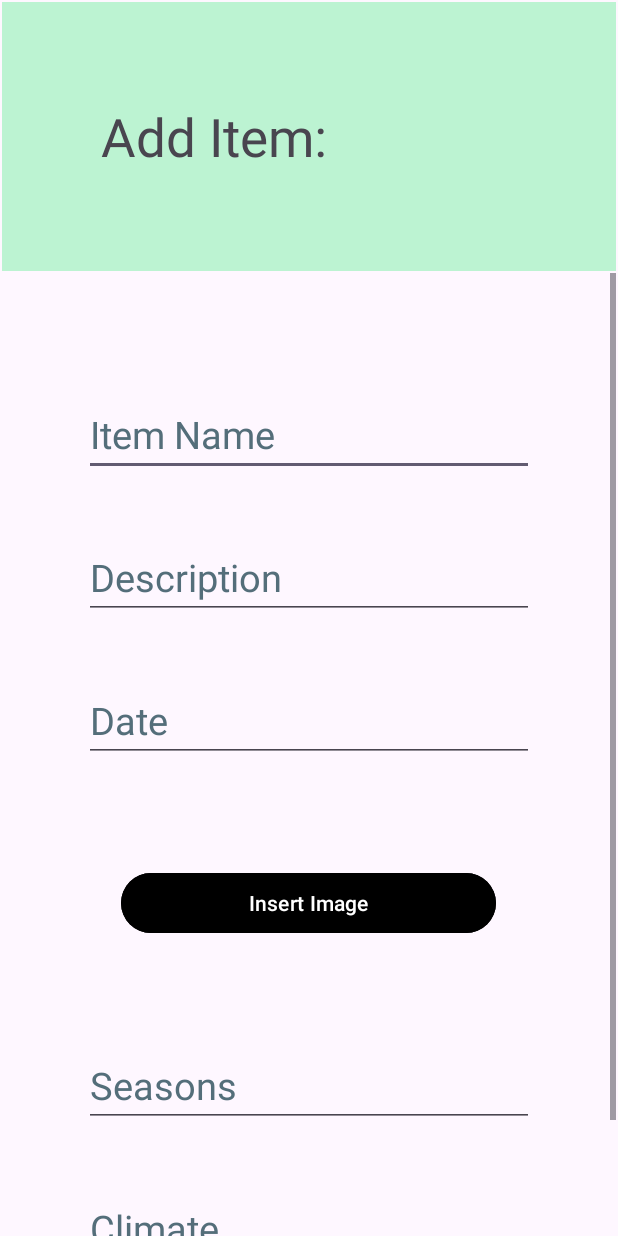
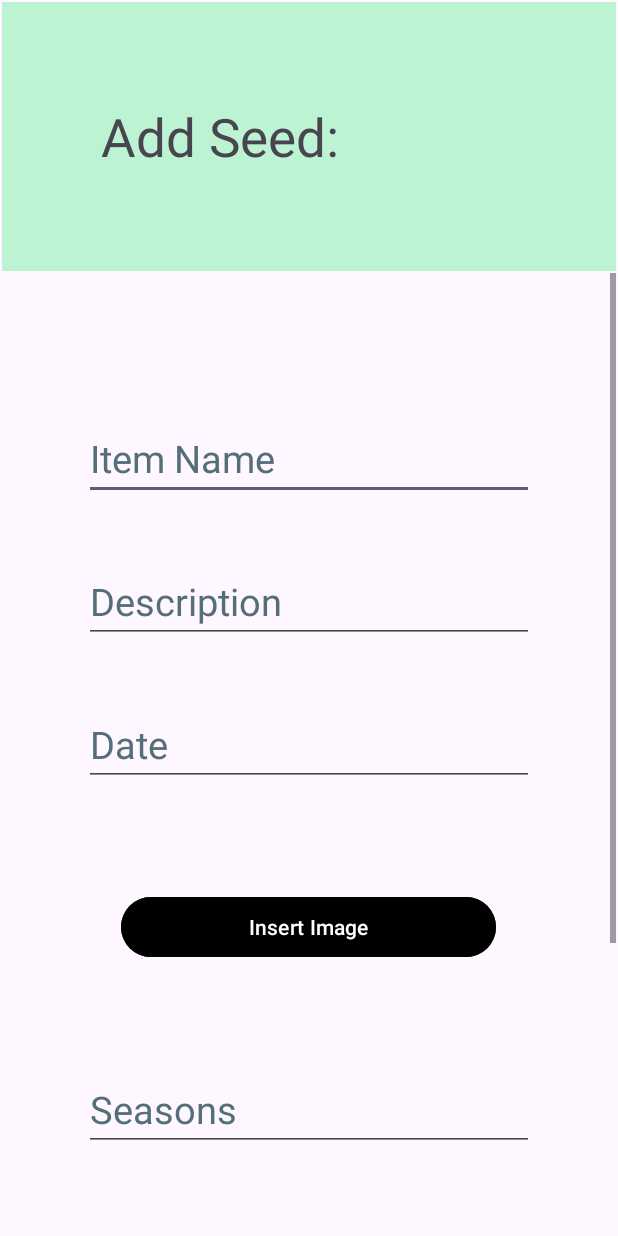
Before and after one commit to SassyTheSasquatch42069/SeedSavvy1, an Android app: the layout add_item.xml on its own in the app's theme, with its tools: preview values and no code run, on a phone screen of 412 x 824 dp. Run offline under Robolectric (Android 15) with nearby library versions, the phone set to English and light mode, and no system bars.

Commit message:
Fixing Item Page

```diff
--- a/app/src/main/res/layout/add_item.xml
+++ b/app/src/main/res/layout/add_item.xml
@@ -1,10 +1,10 @@
 <?xml version="1.0" encoding="utf-8"?>
-<androidx.constraintlayout.widget.ConstraintLayout xmlns:android="http://schemas.android.com/apk/res/android"
+<androidx.constraintlayout.widget.ConstraintLayout
+    xmlns:android="http://schemas.android.com/apk/res/android"
     xmlns:app="http://schemas.android.com/apk/res-auto"
     xmlns:tools="http://schemas.android.com/tools"
     android:layout_width="match_parent"
     android:layout_height="match_parent">
-
 
     <ScrollView
         android:id="@+id/scrollView2"
@@ -24,10 +24,12 @@
             android:orientation="vertical"
             android:padding="66dp">
 
+
                 <TextView
                     android:id="@+id/editTextText"
-                android:layout_width="260dp"
+                    android:layout_width="wrap_content"
                     android:layout_height="wrap_content"
+                    android:layout_centerVertical="true"
                     android:ems="10"
                     android:text="@string/item_header"
                     android:textSize="35sp"
@@ -36,19 +38,21 @@
     </ScrollView>
 
     <ScrollView
-        android:layout_width="409dp"
-        android:layout_height="709dp"
+        android:layout_width="match_parent"
+        android:layout_height="0dp"
         android:layout_marginStart="1dp"
         android:layout_marginTop="1dp"
         android:layout_marginEnd="1dp"
         app:layout_constraintEnd_toEndOf="parent"
         app:layout_constraintStart_toStartOf="parent"
-        app:layout_constraintTop_toBottomOf="@+id/scrollView2">
+        app:layout_constraintTop_toBottomOf="@+id/scrollView2"
+        app:layout_constraintBottom_toBottomOf="parent">
 
         <LinearLayout
             android:layout_width="match_parent"
             android:layout_height="wrap_content"
-            android:orientation="vertical" >
+            android:orientation="vertical"
+            android:padding="16dp">
 
             <!-- Category Name -->
             <EditText
--- a/app/src/main/res/values/strings.xml
+++ b/app/src/main/res/values/strings.xml
@@ -54,7 +54,7 @@
     <string name="create_cat">Create Category</string>
 
     <!--    Add Item-->
-    <string name="item_header">Add Item:</string>
+    <string name="item_header">Add Seed:</string>
     <string name="item_name">Item Name</string>
     <string name="item_description">Description</string>
     <string name="item_date">Date</string>
```
Lines whose indentation alone changed are shown as unchanged.
